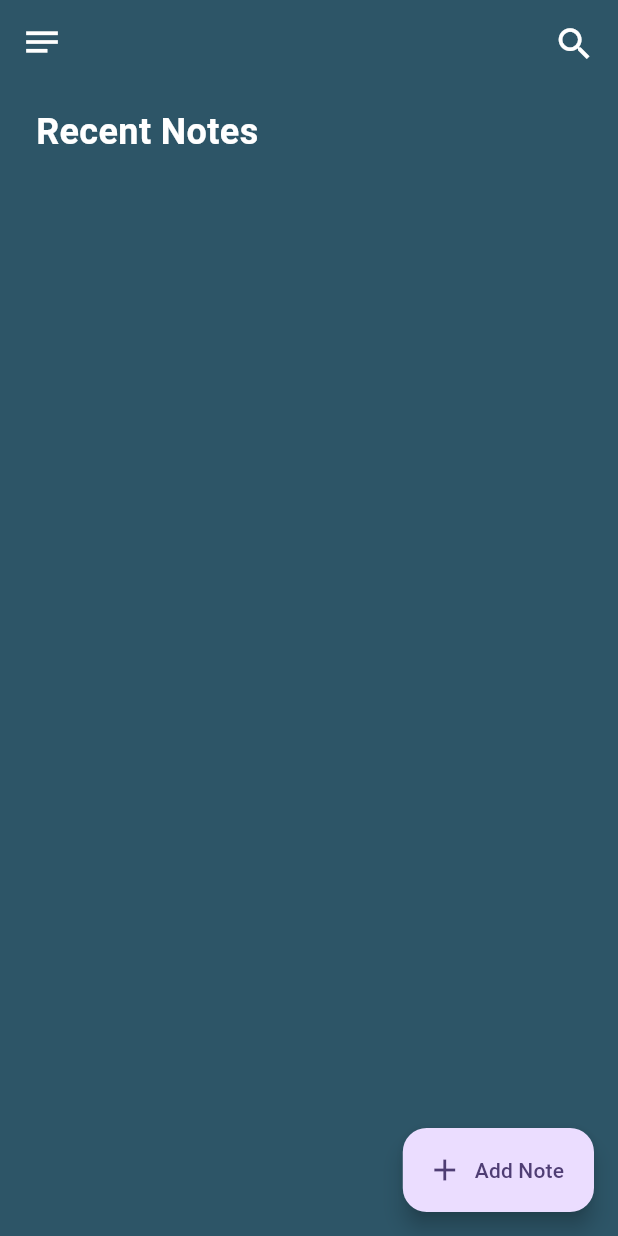
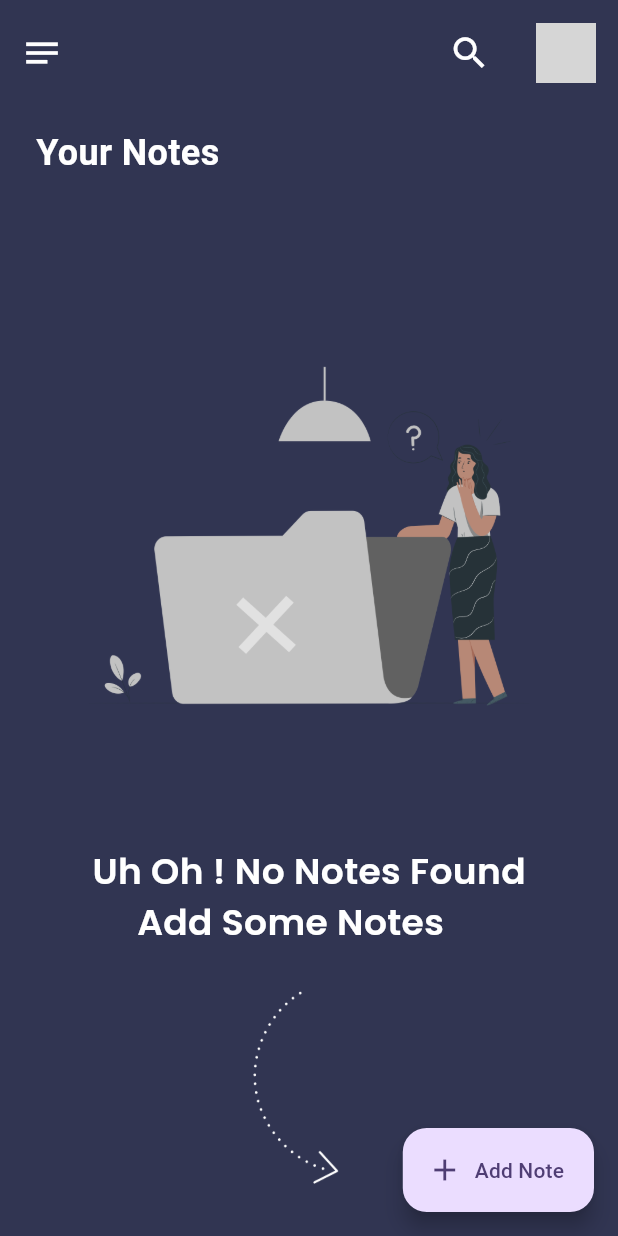
Before and after one commit to Krishak15/Notti-NoteApp, a Flutter app: the screen it shows once a user with an empty profile is signed in, on a phone screen of 412 x 824 dp. Run offline on Flutter 3.47's test engine with Material 2 defaults, Android fonts, the phone set to English and light mode, and no system bars; drawn by our look-alikes of flutter_zoom_drawer; our stand-ins replace cloud_firestore, firebase_auth, firebase_core, google_fonts, google_sign_in, hexcolor and 1 more; accounts and stored records are empty; network calls fail; grey boxes are pictures that could not be loaded.

Commit message:
Added custom zoom drawer, profile image, no notes placeholder and some bug fixes

```diff
--- a/lib/views/home_page.dart
+++ b/lib/views/home_page.dart
@@ -3,8 +3,13 @@ import 'package:firebase_auth/firebase_auth.dart';
 import 'package:firebase_noteapp/constants/themes.dart';
 import 'package:firebase_noteapp/views/note_editor.dart';
 import 'package:firebase_noteapp/views/search_screen.dart';
+import 'package:firebase_noteapp/widgets/drawer_widget.dart';
 import 'package:flutter/foundation.dart';
 import 'package:flutter/material.dart';
+import 'package:flutter_zoom_drawer/flutter_zoom_drawer.dart';
+import 'package:google_fonts/google_fonts.dart';
+import 'package:hexcolor/hexcolor.dart';
+import 'package:shared_preferences/shared_preferences.dart';
 
 import '../widgets/delete_popup.dart';
 import '../widgets/note_cards.dart';
@@ -18,6 +23,59 @@ class HomeScreen extends StatefulWidget {
 }
 
 class _HomeScreenState extends State<HomeScreen> {
+  final ZoomDrawerController z = ZoomDrawerController();
+
+  String? photoUrl;
+  bool showPopup = false;
+  bool? haveNotes;
+
+  @override
+  void initState() {
+    loadString();
+
+    super.initState();
+  }
+
+  // void showProfilePopup() {
+  //   Navigator.push(context, MaterialPageRoute<void>(
+  //     builder: (BuildContext context) {
+  //       return Scaffold(
+  //         backgroundColor: Colors.transparent,
+  //         body: GestureDetector(
+  //           onTap: () {
+  //             Navigator.pop(context);
+  //           },
+  //           child: Center(
+  //             child: Hero(
+  //                 tag: 'profilePicture',
+  //                 child: Container(
+  //                     height: 100,
+  //                     width: 100,
+  //                     decoration: BoxDecoration(
+  //                         borderRadius: BorderRadius.circular(100),
+  //                         image: DecorationImage(
+  //                             image: NetworkImage(photoUrl != null
+  //                                 ? photoUrl!
+  //                                 : 'https://png.pngtree.com/element_our/20190529/ourmid/pngtree-flat-user-pattern-round-avatar-pattern-image_1200096.jpg'),
+  //                             fit: BoxFit.cover)))),
+  //           ),
+  //         ),
+  //       );
+  //     },
+  //   ));
+  // }
+
+  // Load the string
+  void loadString() async {
+    SharedPreferences prefs = await SharedPreferences.getInstance();
+    String myString = prefs.getString('photo')!;
+
+    // Use the loaded string
+    setState(() {
+      photoUrl = myString;
+    });
+  }
+
   var ref = FirebaseFirestore.instance
       .collection("users")
       .doc(FirebaseAuth.instance.currentUser!.uid)
@@ -43,17 +101,28 @@ class _HomeScreenState extends State<HomeScreen> {
 
   @override
   Widget build(BuildContext context) {
-    return Scaffold(
-      backgroundColor: AppTheme.primaryColor,
+    return ZoomDrawer(
+      controller: z,
+      borderRadius: 50,
+      showShadow: true,
+      openCurve: Curves.fastOutSlowIn,
+      slideWidth: MediaQuery.of(context).size.width * 0.55,
+      duration: const Duration(milliseconds: 500),
+      menuBackgroundColor: HexColor('#2B3467'),
+      angle: 0.0,
+      menuScreen: const DrawerScreen(),
+      mainScreen: Scaffold(
+        backgroundColor: HexColor('#313552'),
         appBar: AppBar(
+          toolbarHeight: 70,
           backgroundColor: Colors.transparent,
           actions: [
             Padding(
               padding: const EdgeInsets.all(15),
               child: GestureDetector(
                 onTap: () {
-                Navigator.of(context).push(
-                    MaterialPageRoute(builder: (context) => NoteSearchPage()));
+                  Navigator.of(context).push(MaterialPageRoute(
+                      builder: (context) => const NoteSearchPage()));
                 },
                 child: const Icon(
                   Icons.search,
@@ -61,12 +130,34 @@ class _HomeScreenState extends State<HomeScreen> {
                   color: Colors.white,
                 ),
               ),
+            ),
+            Padding(
+              padding: const EdgeInsets.all(15),
+              child: GestureDetector(
+                onTap: () {
+                  setState(() {
+                    z.open!();
+                  });
+                },
+                child: Container(
+                    width: 40,
+                    decoration: BoxDecoration(
+                        borderRadius: BorderRadius.circular(100),
+                        image: DecorationImage(
+                            image: NetworkImage(photoUrl != null
+                                ? photoUrl!
+                                : 'https://img.freepik.com/premium-vector/portrait-beautiful-young-woman_478440-398.jpg?size=626&ext=jpg'),
+                            fit: BoxFit.cover))),
+              ),
             )
           ],
-        leading: const Icon(
+          leading: GestureDetector(
+            onTap: () {},
+            child: const Icon(
               Icons.notes,
               size: 28,
               color: Colors.white,
+            ),
           ),
         ),
         body: Padding(
@@ -80,7 +171,7 @@ class _HomeScreenState extends State<HomeScreen> {
                   bottom: 12,
                 ),
                 child: Text(
-                'Recent Notes',
+                  'Your Notes',
                   style: TextStyle(
                     fontSize: 24,
                     fontWeight: FontWeight.bold,
@@ -97,7 +188,8 @@ class _HomeScreenState extends State<HomeScreen> {
                       .snapshots(),
                   builder: (context, snapshot) {
                     if (snapshot.hasData) {
-                    return InkWell(
+                      return snapshot.data!.docs.isNotEmpty
+                          ? GestureDetector(
                               child: Builder(
                                 builder: (context) {
                                   return GridView(
@@ -112,7 +204,8 @@ class _HomeScreenState extends State<HomeScreen> {
                                             Navigator.push(
                                               context,
                                               MaterialPageRoute(
-                                        builder: (context) => NoteEditorPage(
+                                                builder: (context) =>
+                                                    NoteEditorPage(
                                                   wholeData: note,
                                                   id: note.id,
                                                 ),
@@ -122,7 +215,9 @@ class _HomeScreenState extends State<HomeScreen> {
                                           // note,
                                           onLongPress: () {
                                             showDeleteConfirmationDialog(
-                                        context, note.id, deleteDocument);
+                                                context,
+                                                note.id,
+                                                deleteDocument);
                                           },
                                           child: Hero(
                                               tag: 'card${note.id}',
@@ -130,6 +225,42 @@ class _HomeScreenState extends State<HomeScreen> {
                                     }).toList(),
                                   );
                                 },
+                              ),
+                            )
+                          : Center(
+                              child: SizedBox(
+                                height: double.infinity,
+                                width: double.infinity,
+                                child: SingleChildScrollView(
+                                  physics: const NeverScrollableScrollPhysics(),
+                                  child: Column(
+                                    mainAxisAlignment: MainAxisAlignment.start,
+                                    children: [
+                                      const SizedBox(
+                                        height: 50,
+                                      ),
+                                      Image.asset(
+                                          'assets/bgimages/data-pana.png'),
+                                      Text(
+                                        'Uh Oh ! No Notes Found\n     Add Some Notes',
+                                        style: GoogleFonts.poppins(
+                                            color: Colors.white,
+                                            fontSize: 24,
+                                            fontWeight: FontWeight.w600),
+                                      ),
+                                      const SizedBox(
+                                        height: 20,
+                                      ),
+                                      Transform.rotate(
+                                        angle: -80,
+                                        child: Image.asset(
+                                          'assets/bgimages/arrow.png',
+                                          height: 150,
+                                        ),
+                                      ),
+                                    ],
+                                  ),
+                                ),
                               ),
                             );
                     } else {
@@ -156,6 +287,7 @@ class _HomeScreenState extends State<HomeScreen> {
           label: const Text('Add Note'),
           icon: const Icon(Icons.add),
         ),
+      ),
     );
   }
 }
```
Lines whose indentation alone changed are shown as unchanged.
